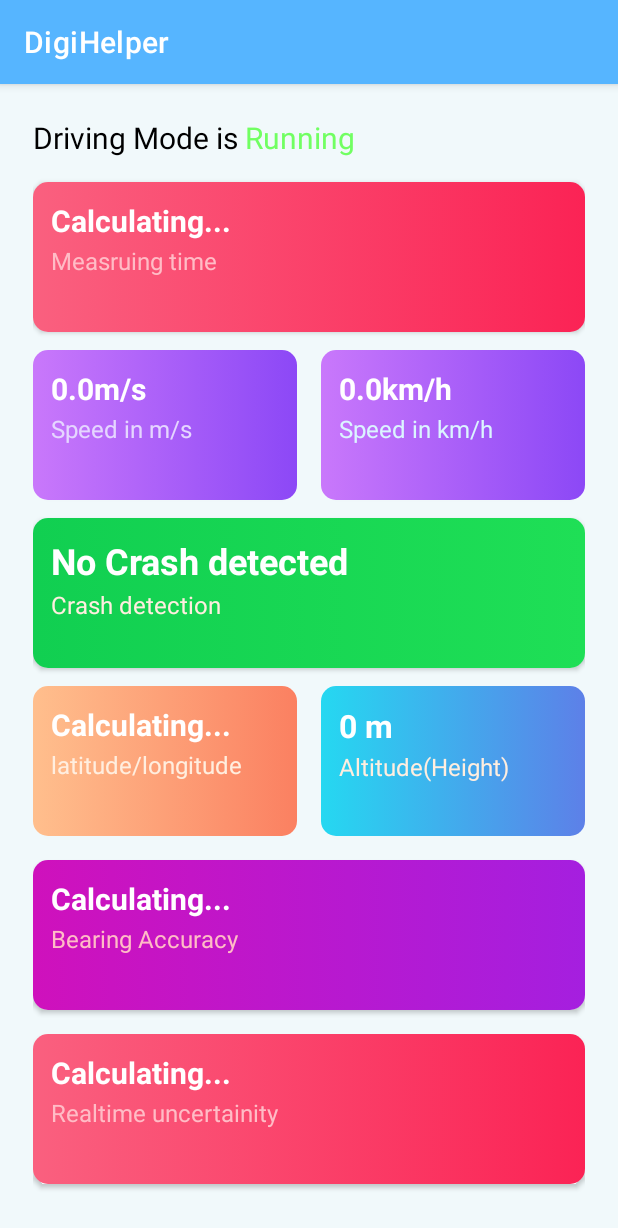
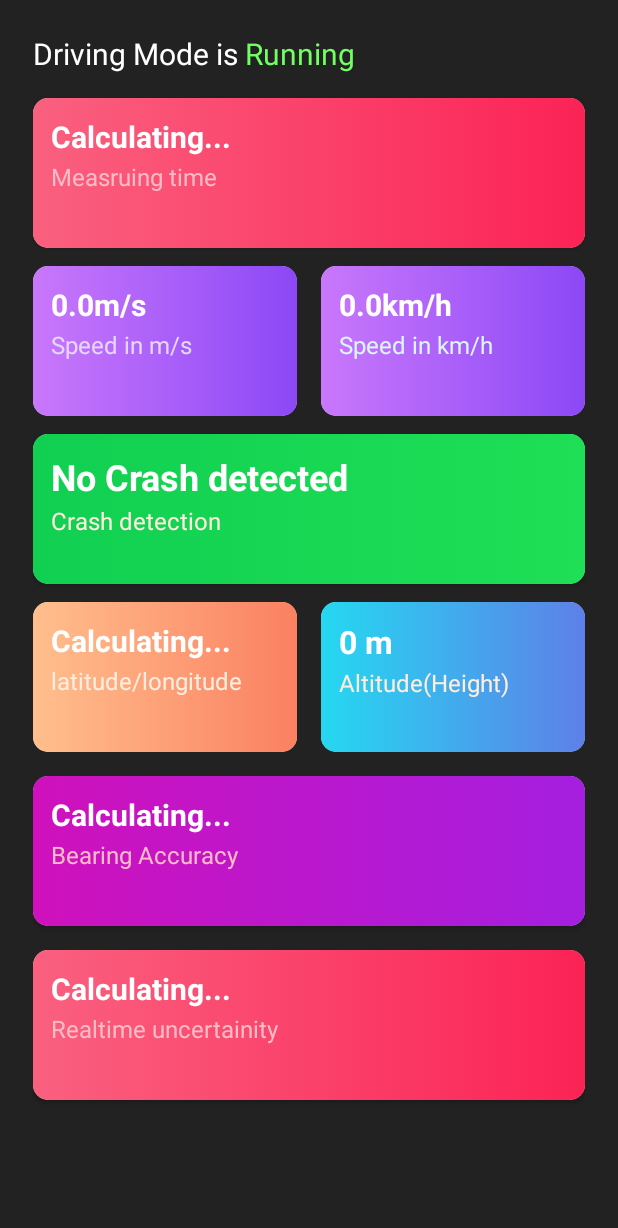
Before and after one commit to GistMonk/digihelper-app, an Android app: the screen it shows after launch (DashboardActivity), on a phone screen of 412 x 824 dp. Shown: the top 1228 px of the screen. Run offline under Robolectric (Android 15) with nearby library versions, the phone set to English and light mode, and no system bars.

Commit message:
Changed bg color to black

```diff
--- a/app/src/main/java/com/example/digihelper/DashboardActivity.java
+++ b/app/src/main/java/com/example/digihelper/DashboardActivity.java
@@ -80,6 +80,9 @@ public class DashboardActivity extends AppCompatActivity implements LocationList
 
         setContentView(R.layout.activity_dashboard);
 
+        if (getSupportActionBar() != null) {;
+            getSupportActionBar().hide();
+        }
 
         // setting initial values to  0 for all variables //
 
--- a/app/src/main/res/layout/activity_dashboard.xml
+++ b/app/src/main/res/layout/activity_dashboard.xml
@@ -5,7 +5,7 @@
     android:layout_width="match_parent"
     android:layout_height="match_parent"
     android:padding="22dp"
-    android:background="#F1F9FB"
+    android:background="#222222"
     tools:context=".DashboardActivity">
 
 
@@ -14,7 +14,7 @@
         android:layout_width="wrap_content"
         android:layout_height="wrap_content"
         android:text="Driving Mode is "
-        android:textColor="#000000"
+        android:textColor="#ffffff"
         android:textSize="20sp"
         app:layout_constraintStart_toStartOf="parent"
         app:layout_constraintTop_toTopOf="parent" />
```
